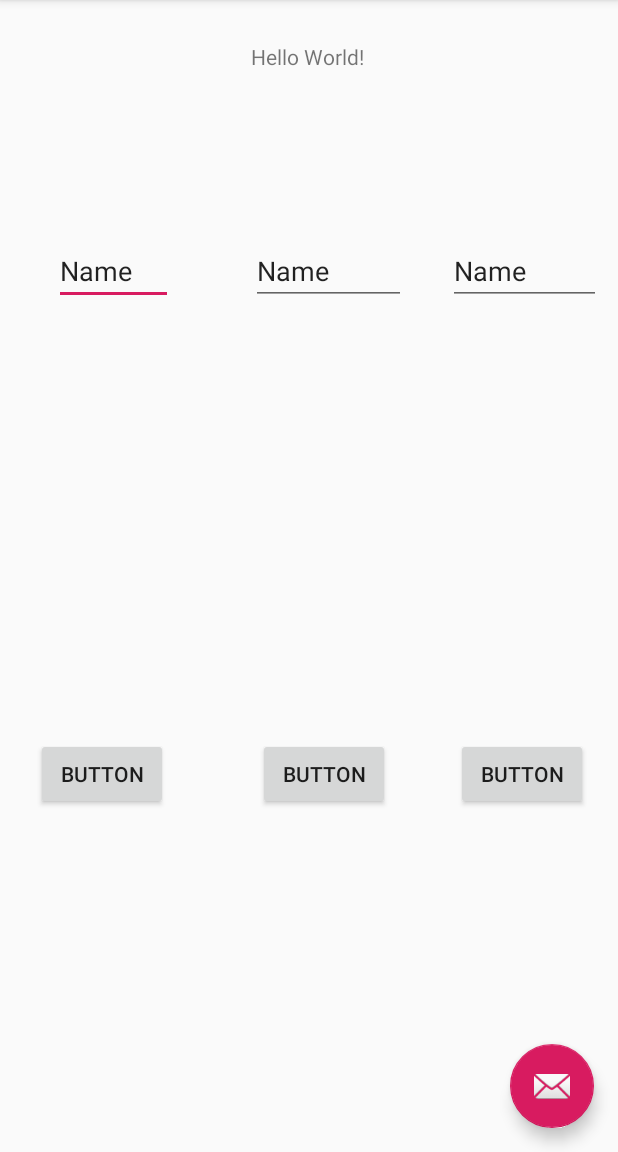
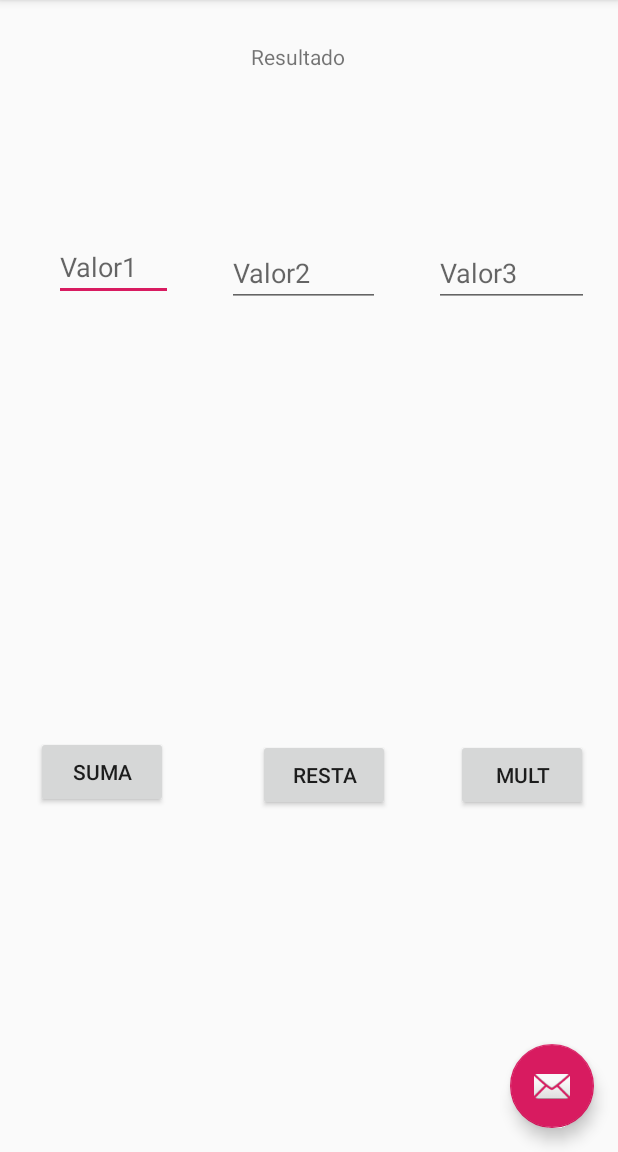
Before and after one commit to carlosmoran97/pdm115-guias-de-lab, an Android app: the screen it shows after launch (MainActivity), on a phone screen of 412 x 824 dp, the part 84-1236 px from its top. Run offline under Robolectric (Android 15) with nearby library versions, the phone set to English and light mode, and no system bars.

Commit message:
guia lab 01 finalizada

```diff
--- a/app/src/main/java/sv/ues/fia/eisi/mc16006/MainActivity.java
+++ b/app/src/main/java/sv/ues/fia/eisi/mc16006/MainActivity.java
@@ -9,7 +9,21 @@ import android.view.View;
 import android.view.Menu;
 import android.view.MenuItem;
 
+import android.widget.Button;
+import android.widget.EditText;
+import android.widget.TextView;
+import sv.ues.fia.eisi.mc16006.Metodos;
+
 public class MainActivity extends AppCompatActivity {
+
+    Button btnEjecutarMetodo1;
+    Button btnEjecutarMetodo2;
+    Button btnEjecutarMetodo3;
+    TextView lblEtiqueta;
+    EditText edtParametro1;
+    EditText edtParametro2;
+    EditText edtParametro3;
+    String sumastr, restastr, multstr;
 
     @Override
     protected void onCreate(Bundle savedInstanceState) {
@@ -26,7 +40,50 @@ public class MainActivity extends AppCompatActivity {
                         .setAction("Action", null).show();
             }
         });
+
+
+        btnEjecutarMetodo1 = (Button) findViewById(R.id.button);
+        btnEjecutarMetodo1.setOnClickListener(onclick);
+        btnEjecutarMetodo2 = (Button) findViewById(R.id.button2);
+        btnEjecutarMetodo2.setOnClickListener(onclick);
+        btnEjecutarMetodo3 = (Button) findViewById(R.id.button3);
+        btnEjecutarMetodo3.setOnClickListener(onclick);
+
+        lblEtiqueta = (TextView) findViewById(R.id.textView);
+
+        edtParametro1 = (EditText) findViewById(R.id.editText);
+        edtParametro2 = (EditText) findViewById(R.id.editText2);
+        edtParametro3 = (EditText) findViewById(R.id.editText3);
     }
+
+    View.OnClickListener onclick = new View.OnClickListener(){
+
+        @Override
+        public void onClick(View v) {
+            int numint1, numint2, numint3;
+            float numfloat1, numfloat2;
+            switch (v.getId()){
+                case R.id.button:
+                    numfloat1 = (float) Float.valueOf(edtParametro1.getText().toString());
+                    numfloat2 = (float) Float.valueOf(edtParametro2.getText().toString());
+                    sumastr = Metodos.suma(numfloat1, numfloat2);
+                    lblEtiqueta.setText(sumastr);
+                    break;
+                case R.id.button2:
+                    numfloat1 = (float) Float.valueOf(edtParametro1.getText().toString());
+                    numfloat2 = (float) Float.valueOf(edtParametro2.getText().toString());
+                    restastr = Metodos.resta(numfloat1, numfloat2);
+                    lblEtiqueta.setText(restastr);
+                    break;
+                case R.id.button3:
+                    numfloat1 = (int) Integer.valueOf(edtParametro1.getText().toString());
+                    numfloat2 = (int) Integer.valueOf(edtParametro2.getText().toString());
+                    multstr = Metodos.mult(numfloat1, numfloat2);
+                    lblEtiqueta.setText(multstr);
+                    break;
+            }
+        }
+    };
 
     @Override
     public boolean onCreateOptionsMenu(Menu menu) {
--- a/app/src/main/res/layout/activity_main.xml
+++ b/app/src/main/res/layout/activity_main.xml
@@ -32,13 +32,13 @@
         <TextView
             android:id="@+id/textView"
             android:layout_width="wrap_content"
-            android:layout_height="22dp"
+            android:layout_height="19dp"
             android:layout_marginStart="167dp"
             android:layout_marginLeft="167dp"
             android:layout_marginTop="28dp"
             android:layout_marginEnd="167dp"
             android:layout_marginRight="167dp"
-            android:text="Hello World!"
+            android:text="@string/resultado"
             app:layout_constraintEnd_toEndOf="parent"
             app:layout_constraintHorizontal_bias="0.0"
             app:layout_constraintStart_toStartOf="parent"
@@ -52,8 +52,8 @@
             android:layout_marginLeft="36dp"
             android:layout_marginTop="108dp"
             android:ems="10"
-            android:inputType="textPersonName"
-            android:text="Name"
+            android:hint="@string/parametro1"
+            android:inputType="numberDecimal"
             app:layout_constraintStart_toStartOf="parent"
             app:layout_constraintTop_toBottomOf="@+id/textView" />
 
@@ -61,26 +61,26 @@
             android:id="@+id/editText2"
             android:layout_width="102dp"
             android:layout_height="wrap_content"
-            android:layout_marginStart="28dp"
-            android:layout_marginLeft="28dp"
-            android:layout_marginTop="108dp"
+            android:layout_marginStart="36dp"
+            android:layout_marginLeft="36dp"
+            android:layout_marginTop="112dp"
             android:ems="10"
-            android:inputType="textPersonName"
-            android:text="Name"
-            app:layout_constraintStart_toEndOf="@+id/editText3"
+            android:hint="@string/parametro2"
+            android:inputType="numberDecimal"
+            app:layout_constraintStart_toEndOf="@+id/editText"
             app:layout_constraintTop_toBottomOf="@+id/textView" />
 
         <EditText
             android:id="@+id/editText3"
             android:layout_width="103dp"
             android:layout_height="wrap_content"
-            android:layout_marginStart="52dp"
-            android:layout_marginLeft="52dp"
-            android:layout_marginTop="108dp"
+            android:layout_marginStart="36dp"
+            android:layout_marginLeft="36dp"
+            android:layout_marginTop="112dp"
             android:ems="10"
-            android:inputType="textPersonName"
-            android:text="Name"
-            app:layout_constraintStart_toEndOf="@+id/editText"
+            android:hint="@string/parametro3"
+            android:inputType="numberDecimal"
+            app:layout_constraintStart_toEndOf="@+id/editText2"
             app:layout_constraintTop_toBottomOf="@+id/textView" />
 
         <Button
@@ -91,7 +91,7 @@
             android:layout_marginLeft="24dp"
             android:layout_marginTop="68dp"
             android:layout_marginBottom="8dp"
-            android:text="Button"
+            android:text="@string/boton1"
             app:layout_constraintBottom_toBottomOf="parent"
             app:layout_constraintStart_toStartOf="parent"
             app:layout_constraintTop_toBottomOf="@+id/editText" />
@@ -104,7 +104,7 @@
             android:layout_marginLeft="60dp"
             android:layout_marginTop="68dp"
             android:layout_marginBottom="8dp"
-            android:text="Button"
+            android:text="@string/boton2"
             app:layout_constraintBottom_toBottomOf="parent"
             app:layout_constraintStart_toEndOf="@+id/button"
             app:layout_constraintTop_toBottomOf="@+id/editText3" />
@@ -117,7 +117,7 @@
             android:layout_marginLeft="44dp"
             android:layout_marginTop="68dp"
             android:layout_marginBottom="8dp"
-            android:text="Button"
+            android:text="@string/boton3"
             app:layout_constraintBottom_toBottomOf="parent"
             app:layout_constraintStart_toEndOf="@+id/button2"
             app:layout_constraintTop_toBottomOf="@+id/editText2" />
```
Also changed, not shown: app/src/main/java/sv/ues/fia/eisi/mc16006/Metodos.java (added, +24 -0 lines).
